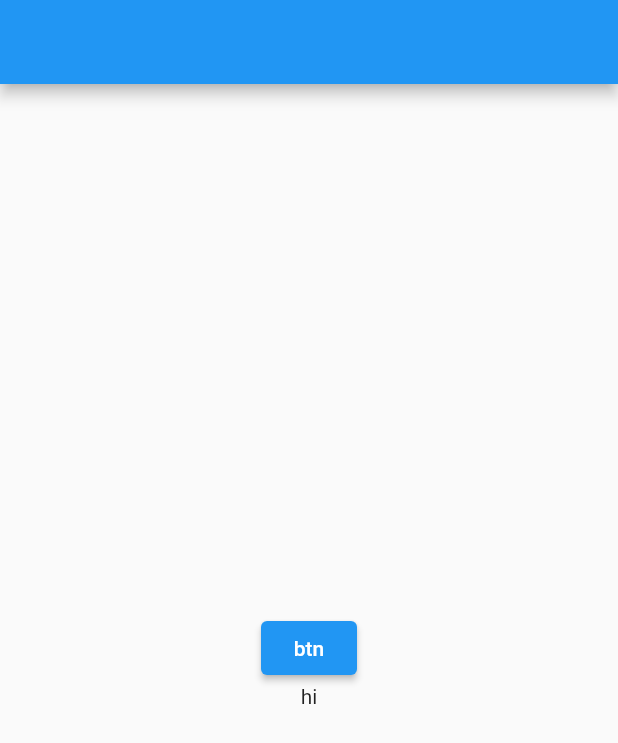
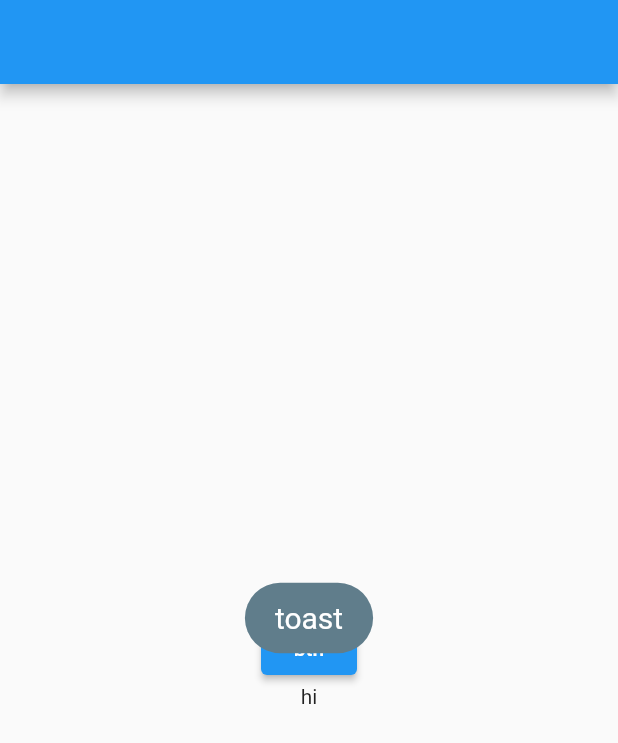
Before and after one commit to adbr-dev/study_package, a Flutter app: the screen it shows after launch, after a tap on "btn", on a phone screen of 412 x 824 dp. Shown: the top 743 px of the screen. Run offline on Flutter 3.47's test engine with Material 2 defaults, Android fonts, the light colour scheme and no system bars; our stand-ins replace fluttertoast.

Commit message:
no context toast 생성

```diff
--- a/lib/page/home_page.dart
+++ b/lib/page/home_page.dart
@@ -1,4 +1,5 @@
 import 'package:flutter/material.dart';
+import 'package:fluttertoast/fluttertoast.dart';
 
 class HomePage extends StatefulWidget {
   const HomePage({Key? key}) : super(key: key);
@@ -17,7 +18,17 @@ class _HomePageState extends State<HomePage> {
         mainAxisAlignment: MainAxisAlignment.center,
         children: [
           ElevatedButton(
-            onPressed: () {},
+            onPressed: () {
+              Fluttertoast.showToast(
+                msg: "toast",
+                toastLength: Toast.LENGTH_LONG,
+                gravity: ToastGravity.CENTER,
+                timeInSecForIosWeb: 1,
+                backgroundColor: Colors.blueGrey,
+                textColor: Colors.white,
+                fontSize: 20.0,
+              );
+            },
             child: const Text('btn'),
           ),
           const Center(child: Text('hi')),
--- a/pubspec.yaml
+++ b/pubspec.yaml
@@ -34,6 +34,9 @@ dependencies:
   # The following adds the Cupertino Icons font to your application.
   # Use with the CupertinoIcons class for iOS style icons.
   cupertino_icons: ^1.0.2
+
+  # toast
+  fluttertoast: ^8.0.8
 
 dev_dependencies:
   flutter_test:
```
Also changed, not shown: pubspec.lock, 3 other files.
